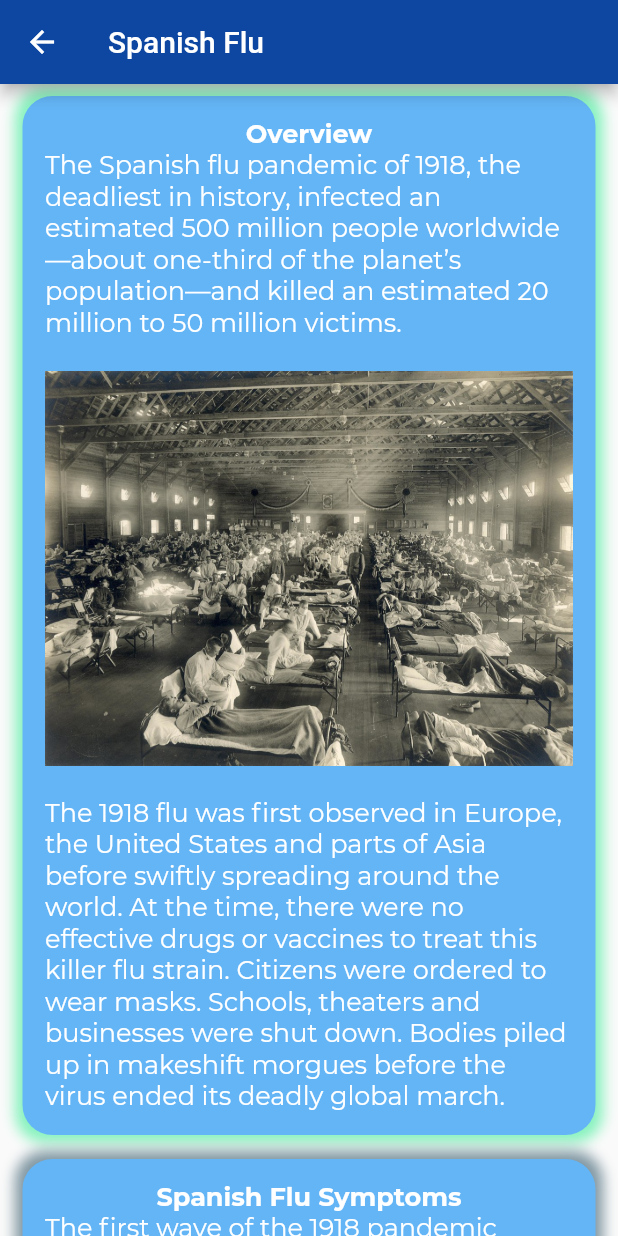
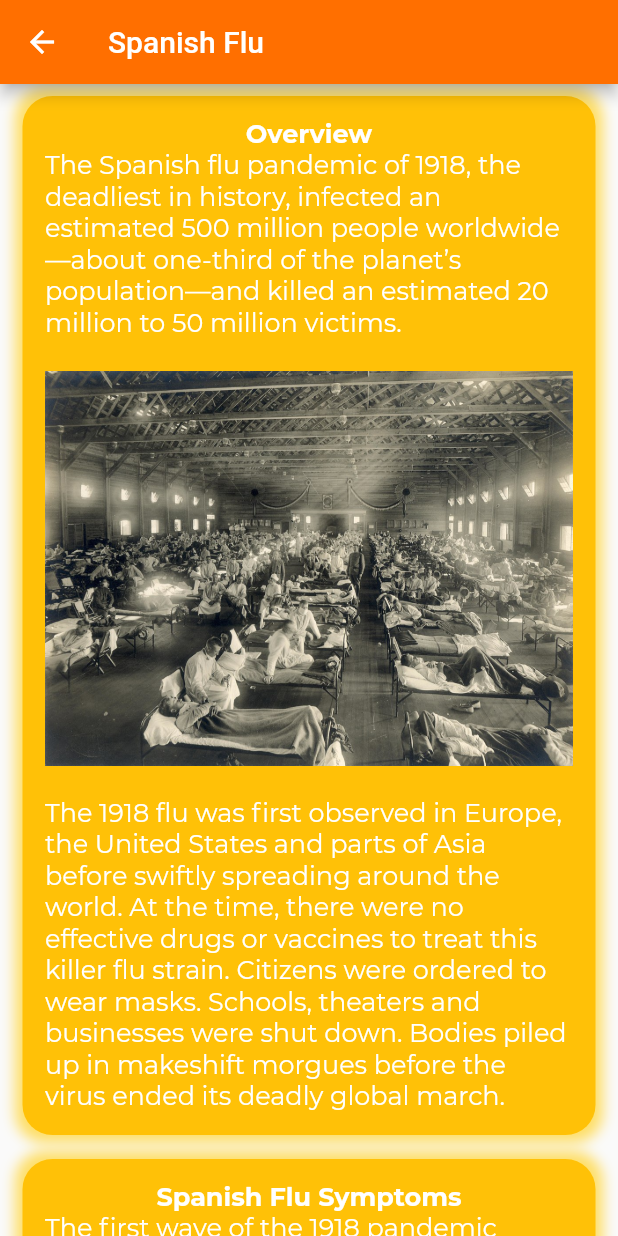
Before and after one commit to AdamHarith2510/flutter_app123, a Flutter app: the Spanishflu screen opened directly, on a phone screen of 412 x 824 dp. Run offline on Flutter 3.47's test engine with Material 2 defaults, Android fonts, the phone set to English and light mode, and no system bars; our stand-ins replace page_transition, webview_flutter; missing offline and left inert: qr_code_scanner; network calls fail; statements that could not run were skipped; project files that could hold a hidden picture were left out.

Commit message:
Add files via upload

```diff
--- a/lib/PPandemicContent.dart
+++ b/lib/PPandemicContent.dart
@@ -570,7 +570,7 @@ class Swineflu extends StatelessWidget {
     return Scaffold(
       appBar: AppBar(
         title: Text('Swine Flu'),
-        backgroundColor: Colors.blue[900],
+        backgroundColor: Colors.pink[900],
       ),
       body: SingleChildScrollView(
         child: Column(
@@ -579,12 +579,12 @@ class Swineflu extends StatelessWidget {
               decoration: BoxDecoration(
                   boxShadow: [
                     BoxShadow(
-                      color: Colors.greenAccent.withOpacity(0.8),
+                      color: Colors.pinkAccent.withOpacity(0.8),
                       spreadRadius: 5,
                       blurRadius: 7,
                     )
                   ],
-                  color: Colors.blue[300],
+                  color: Colors.pink[300],
                   borderRadius: BorderRadius.all(Radius.circular(20.0))
               ),
               padding: EdgeInsets.all(15.0),
@@ -657,12 +657,12 @@ class Swineflu extends StatelessWidget {
               decoration: BoxDecoration(
                   boxShadow: [
                     BoxShadow(
-                      color: Colors.greenAccent.withOpacity(0.8),
+                      color: Colors.pinkAccent.withOpacity(0.8),
                       spreadRadius: 5,
                       blurRadius: 7,
                     )
                   ],
-                  color: Colors.blue[300],
+                  color: Colors.pink[300],
                   borderRadius: BorderRadius.all(Radius.circular(20.0))
               ),
               padding: EdgeInsets.all(15.0),
@@ -707,12 +707,12 @@ class Swineflu extends StatelessWidget {
               decoration: BoxDecoration(
                   boxShadow: [
                     BoxShadow(
-                      color: Colors.greenAccent.withOpacity(0.8),
+                      color: Colors.pinkAccent.withOpacity(0.8),
                       spreadRadius: 5,
                       blurRadius: 7,
                     )
                   ],
-                  color: Colors.blue[300],
+                  color: Colors.pink[300],
                   borderRadius: BorderRadius.all(Radius.circular(20.0))
               ),
               padding: EdgeInsets.all(15.0),
@@ -755,12 +755,12 @@ class Swineflu extends StatelessWidget {
               decoration: BoxDecoration(
                   boxShadow: [
                     BoxShadow(
-                      color: Colors.greenAccent.withOpacity(0.8),
+                      color: Colors.pinkAccent.withOpacity(0.8),
                       spreadRadius: 5,
                       blurRadius: 7,
                     )
                   ],
-                  color: Colors.blue[300],
+                  color: Colors.pink[300],
                   borderRadius: BorderRadius.all(Radius.circular(20.0))
               ),
               padding: EdgeInsets.all(15.0),
@@ -793,12 +793,12 @@ class Swineflu extends StatelessWidget {
               decoration: BoxDecoration(
                   boxShadow: [
                     BoxShadow(
-                      color: Colors.greenAccent.withOpacity(0.8),
+                      color: Colors.pinkAccent.withOpacity(0.8),
                       spreadRadius: 5,
                       blurRadius: 7,
                     )
                   ],
-                  color: Colors.blue[300],
+                  color: Colors.pink[300],
                   borderRadius: BorderRadius.all(Radius.circular(20.0))
               ),
               padding: EdgeInsets.all(15.0),
@@ -861,7 +861,7 @@ class Spanishflu extends StatelessWidget {
     return Scaffold(
       appBar: AppBar(
         title: Text('Spanish Flu'),
-        backgroundColor: Colors.blue[900],
+        backgroundColor: Colors.amber[900],
       ),
       body: SingleChildScrollView(
         child: Column(
@@ -870,12 +870,12 @@ class Spanishflu extends StatelessWidget {
               decoration: BoxDecoration(
                   boxShadow: [
                     BoxShadow(
-                      color: Colors.greenAccent.withOpacity(0.8),
+                      color: Colors.amberAccent.withOpacity(0.8),
                       spreadRadius: 5,
                       blurRadius: 7,
                     )
                   ],
-                  color: Colors.blue[300],
+                  color: Colors.amber,
                   borderRadius: BorderRadius.all(Radius.circular(20.0))
               ),
               padding: EdgeInsets.all(15.0),
@@ -919,12 +919,12 @@ class Spanishflu extends StatelessWidget {
               decoration: BoxDecoration(
                   boxShadow: [
                     BoxShadow(
-                      color: Colors.blueGrey.withOpacity(0.8),
+                      color: Colors.amberAccent.withOpacity(0.8),
                       spreadRadius: 5,
                       blurRadius: 7,
                     )
                   ],
-                  color: Colors.blue[300],
+                  color: Colors.amber,
                   borderRadius: BorderRadius.all(Radius.circular(20.0))
               ),
               padding: EdgeInsets.all(15.0),
@@ -968,12 +968,12 @@ class Spanishflu extends StatelessWidget {
               decoration: BoxDecoration(
                   boxShadow: [
                     BoxShadow(
-                      color: Colors.greenAccent.withOpacity(0.8),
+                      color: Colors.amberAccent.withOpacity(0.8),
                       spreadRadius: 5,
                       blurRadius: 7,
                     )
                   ],
-                  color: Colors.blue[300],
+                  color: Colors.amber,
                   borderRadius: BorderRadius.all(Radius.circular(20.0))
               ),
               padding: EdgeInsets.all(15.0),
@@ -1017,12 +1017,12 @@ class Spanishflu extends StatelessWidget {
               decoration: BoxDecoration(
                   boxShadow: [
                     BoxShadow(
-                      color: Colors.greenAccent.withOpacity(0.8),
+                      color: Colors.amberAccent.withOpacity(0.8),
                       spreadRadius: 5,
                       blurRadius: 7,
                     )
                   ],
-                  color: Colors.blue[300],
+                  color: Colors.amber,
                   borderRadius: BorderRadius.all(Radius.circular(20.0))
               ),
               padding: EdgeInsets.all(15.0),
@@ -1058,12 +1058,12 @@ class Spanishflu extends StatelessWidget {
               decoration: BoxDecoration(
                   boxShadow: [
                     BoxShadow(
-                      color: Colors.greenAccent.withOpacity(0.8),
+                      color: Colors.amberAccent.withOpacity(0.8),
                       spreadRadius: 5,
                       blurRadius: 7,
                     )
                   ],
-                  color: Colors.blue[300],
+                  color: Colors.amber,
                   borderRadius: BorderRadius.all(Radius.circular(20.0))
               ),
               padding: EdgeInsets.all(15.0),
@@ -1117,12 +1117,12 @@ class Spanishflu extends StatelessWidget {
               decoration: BoxDecoration(
                   boxShadow: [
                     BoxShadow(
-                      color: Colors.greenAccent.withOpacity(0.8),
+                      color: Colors.amberAccent.withOpacity(0.8),
                       spreadRadius: 5,
                       blurRadius: 7,
                     )
                   ],
-                  color: Colors.blue[300],
+                  color: Colors.amber,
                   borderRadius: BorderRadius.all(Radius.circular(20.0))
               ),
               padding: EdgeInsets.all(15.0),
```
